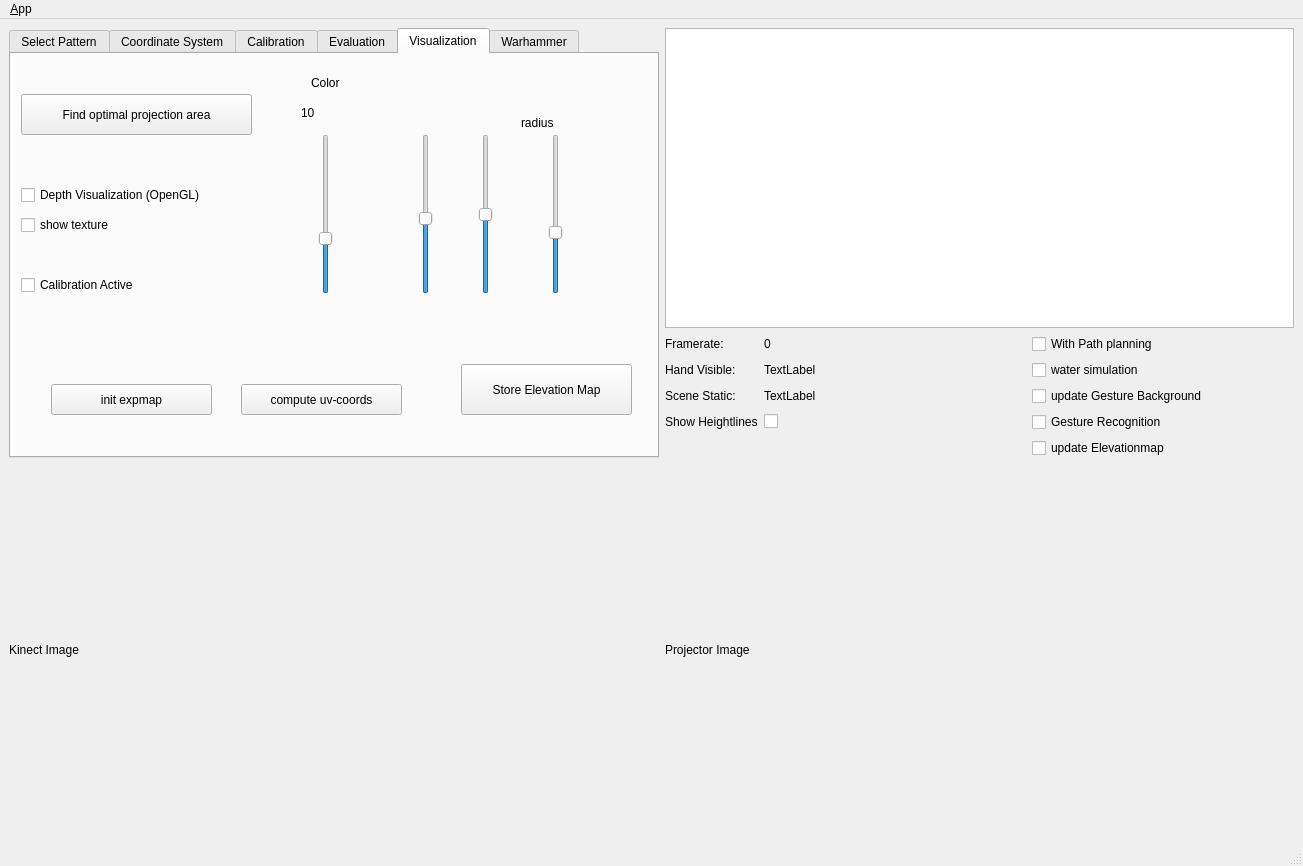
Old version of the form ui/main_window.ui in the repository NikolasE/projector_calibration.
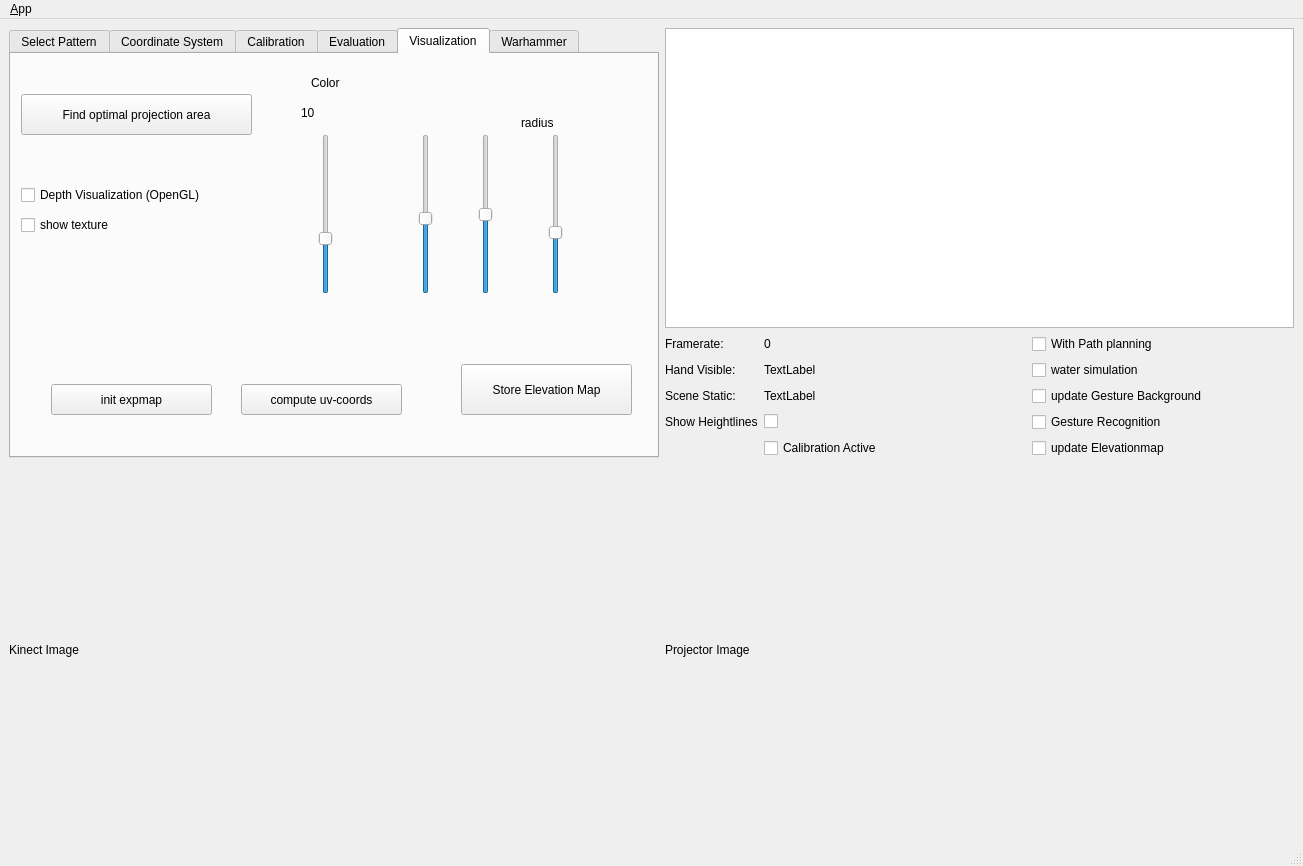
New version of the form. Icons and pictures are not drawn.

Diff of the .ui file:
```diff
--- a/ui/main_window.ui
+++ b/ui/main_window.ui
@@ -197,6 +197,13 @@
           </property>
          </widget>
         </item>
+        <item row="6" column="3">
+         <widget class="QCheckBox" name="cb_calibration_active">
+          <property name="text">
+           <string>Calibration Active</string>
+          </property>
+         </widget>
+        </item>
        </layout>
       </item>
      </layout>
@@ -1181,19 +1188,6 @@
          <string>radius</string>
         </property>
        </widget>
-       <widget class="QCheckBox" name="cb_calibration_active">
-        <property name="geometry">
-         <rect>
-          <x>10</x>
-          <y>220</y>
-          <width>181</width>
-          <height>22</height>
-         </rect>
-        </property>
-        <property name="text">
-         <string>Calibration Active</string>
-        </property>
-       </widget>
        <widget class="QPushButton" name="pushButton_25">
         <property name="geometry">
          <rect>
```
Left out of the diff: 32 changed lines with no effect on the pictures.
